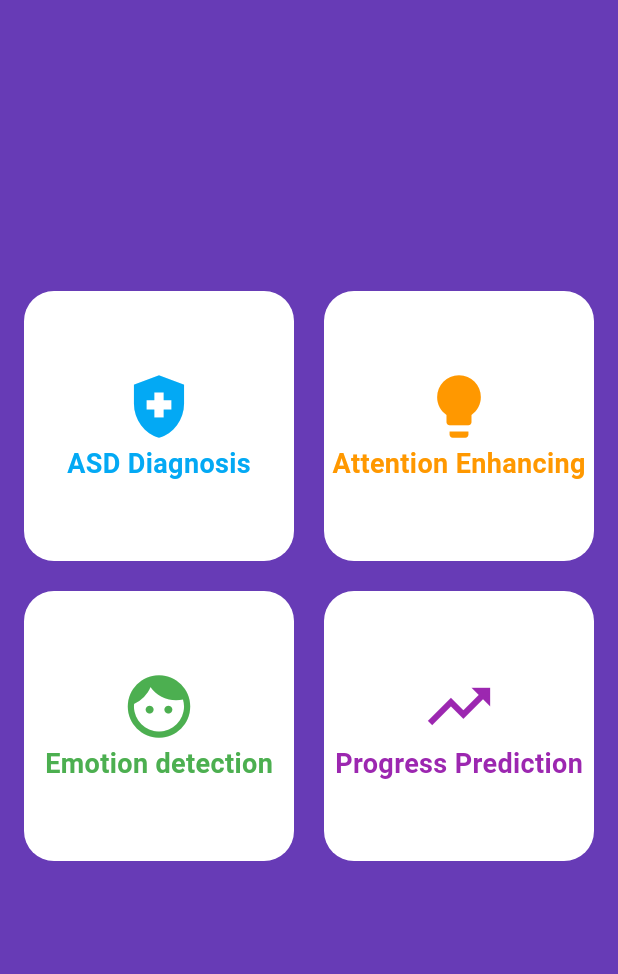
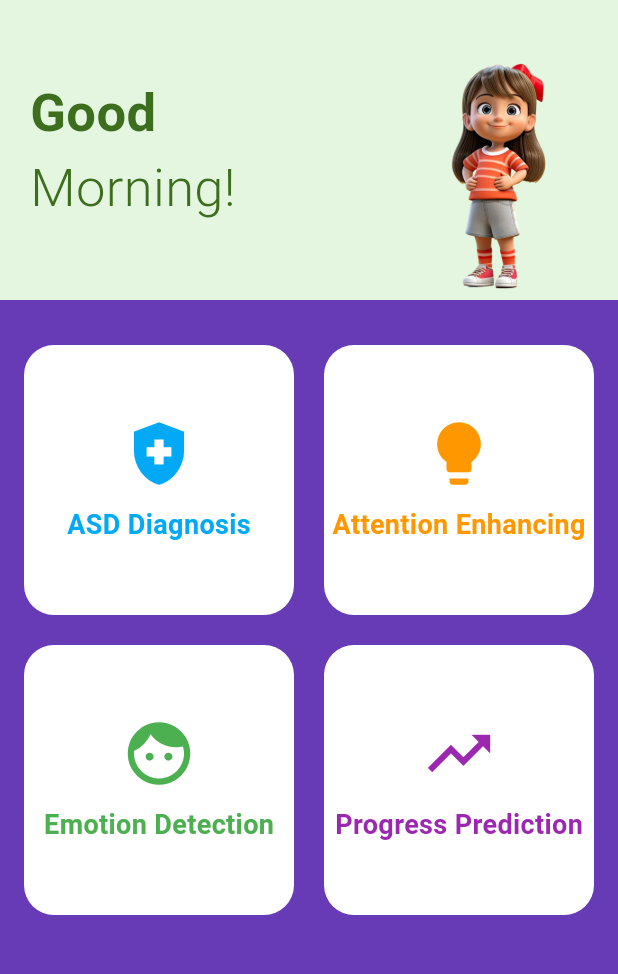
Before and after one commit to pavithkulathunga/AutismoTech, a Flutter app: the screen it shows after launch, on a phone screen of 412 x 824 dp, the part 84-1058 px from its top. Run offline on Flutter 3.47's test engine with Material 3 defaults, Android fonts, the light colour scheme and no system bars.

Commit message:
Add greetings to home

```diff
--- a/autismotech_app/lib/screens/home_screen.dart
+++ b/autismotech_app/lib/screens/home_screen.dart
@@ -6,22 +6,114 @@ class HomeScreen extends StatelessWidget {
 
   @override
   Widget build(BuildContext context) {
+    Widget greetingWidget() {
+      final hour = DateTime.now().hour;
+      if (hour < 12) {
+        return const Text.rich(
+          TextSpan(
+            children: [
+              TextSpan(
+                text: 'Good\n',
+                style: TextStyle(
+                  fontSize: 35,
+                  fontWeight: FontWeight.bold,
+                  color: Color(0xFF3c6e1d),
+                ),
+              ),
+              TextSpan(
+                text: 'Morning!',
+                style: TextStyle(
+                  fontSize: 35,
+                  fontWeight: FontWeight.w300,
+                  color: Color(0xFF3c6e1d),
+                ),
+              ),
+            ],
+          ),
+        );
+      } else if (hour < 17) {
+        return const Text.rich(
+          TextSpan(
+            children: [
+              TextSpan(
+                text: 'Good\n',
+                style: TextStyle(
+                  fontSize: 35,
+                  fontWeight: FontWeight.bold,
+                  color: Colors.deepOrange,
+                ),
+              ),
+              TextSpan(
+                text: 'Morning!',
+                style: TextStyle(
+                  fontSize: 35,
+                  fontWeight: FontWeight.w300,
+                  color: Colors.deepOrange,
+                ),
+              ),
+            ],
+          ),
+        );
+      } else {
+        return const Text.rich(
+          TextSpan(
+            children: [
+              TextSpan(
+                text: 'Good\n',
+                style: TextStyle(
+                  fontSize: 35,
+                  fontWeight: FontWeight.bold,
+                  color: Colors.black54,
+                ),
+              ),
+              TextSpan(
+                text: 'Morning!',
+                style: TextStyle(
+                  fontSize: 35,
+                  fontWeight: FontWeight.w300,
+                  color: Colors.black54,
+                ),
+              ),
+            ],
+          ),
+        );
+      }
+    }
+
     return Scaffold(
       backgroundColor: AppColors.background,
       appBar: AppBar(
         backgroundColor: AppColors.background,
         centerTitle: true,
         title: const Text('Autismo-Tech'),
-        titleTextStyle: TextStyle(
+        titleTextStyle: const TextStyle(
           color: Colors.white,
           fontSize: 20,
           fontWeight: FontWeight.bold,
         ),
       ),
+      body: Column(
+        mainAxisSize: MainAxisSize.min,
+        children: [
+          Container(
+            color: Color(0xFFe4f6e0),
+            // padding: const EdgeInsets.all(8),
+            padding: const EdgeInsets.only(left: 20, right: 20),
+            child: Row(
+              mainAxisAlignment: MainAxisAlignment.spaceBetween,
+              children: [
+                greetingWidget(),
+                Image.asset(
+                  'assets/images/home_girl.png',
+                  height: 200,
+                  width: 200,
+                  fit: BoxFit.cover,
+                ),
+              ],
+            ),
+          ),
 
-      body: Column(
-        mainAxisAlignment: MainAxisAlignment.center,
-        children: [
+          const SizedBox(height: 30),
           // navigations for screens
           Center(
             child: Row(
@@ -39,29 +131,25 @@ class HomeScreen extends StatelessWidget {
                     child: Column(
                       mainAxisAlignment: MainAxisAlignment.center,
                       children: [
-                        Center(
-                          child: Icon(
+                        const Icon(
                           Icons.health_and_safety,
                           color: Colors.lightBlue,
                           size: 50,
                         ),
-                        ), // Example icon
-                        const Center(
-                          child: Text(
+                        const SizedBox(height: 10),
+                        const Text(
                           'ASD Diagnosis',
                           style: TextStyle(
                             fontSize: 18,
                             fontWeight: FontWeight.bold,
-                              color: Colors.lightBlue, // Or any color you want
-                            ),
+                            color: Colors.lightBlue,
                           ),
                         ),
                       ],
                     ),
                   ),
                 ),
-
-                SizedBox(width: 20),
+                const SizedBox(width: 20),
                 Container(
                   //Attention Enhancing
                   height: 180,
@@ -74,21 +162,18 @@ class HomeScreen extends StatelessWidget {
                     child: Column(
                       mainAxisAlignment: MainAxisAlignment.center,
                       children: [
-                        Center(
-                          child: Icon(
+                        const Icon(
                           Icons.lightbulb,
                           color: Colors.orange,
                           size: 50,
                         ),
-                        ), // Example icon
-                        const Center(
-                          child: Text(
+                        const SizedBox(height: 10),
+                        const Text(
                           'Attention Enhancing',
                           style: TextStyle(
                             fontSize: 18,
                             fontWeight: FontWeight.bold,
-                              color: Colors.orange, // Or any color you want
-                            ),
+                            color: Colors.orange,
                           ),
                         ),
                       ],
@@ -98,7 +183,7 @@ class HomeScreen extends StatelessWidget {
               ],
             ),
           ),
-          SizedBox(height: 20),
+          const SizedBox(height: 20),
           Center(
             child: Row(
               mainAxisAlignment: MainAxisAlignment.center,
@@ -115,28 +200,21 @@ class HomeScreen extends StatelessWidget {
                     child: Column(
                       mainAxisAlignment: MainAxisAlignment.center,
                       children: [
-                        Center(
-                          child: Icon(
-                            Icons.face,
-                            color: Colors.green,
-                            size: 50,
-                          ),
-                        ), // Example icon
-                        const Center(
-                          child: Text(
-                            'Emotion detection',
+                        const Icon(Icons.face, color: Colors.green, size: 50),
+                        const SizedBox(height: 10),
+                        const Text(
+                          'Emotion Detection',
                           style: TextStyle(
                             fontSize: 18,
                             fontWeight: FontWeight.bold,
-                              color: Colors.green, // Or any color you want
-                            ),
+                            color: Colors.green,
                           ),
                         ),
                       ],
                     ),
                   ),
                 ),
-                SizedBox(width: 20),
+                const SizedBox(width: 20),
                 Container(
                   //Progress Prediction
                   height: 180,
@@ -149,21 +227,18 @@ class HomeScreen extends StatelessWidget {
                     child: Column(
                       mainAxisAlignment: MainAxisAlignment.center,
                       children: [
-                        Center(
-                          child: Icon(
+                        const Icon(
                           Icons.trending_up,
                           color: Colors.purple,
                           size: 50,
                         ),
-                        ), // Example icon
-                        const Center(
-                          child: Text(
+                        const SizedBox(height: 10),
+                        const Text(
                           'Progress Prediction',
                           style: TextStyle(
                             fontSize: 18,
                             fontWeight: FontWeight.bold,
-                              color: Colors.purple, // Or any color you want
-                            ),
+                            color: Colors.purple,
                           ),
                         ),
                       ],
```
Also changed, not shown: autismotech_app/assets/images/home_girl.png (added). Lines whose indentation alone changed are shown as unchanged.
